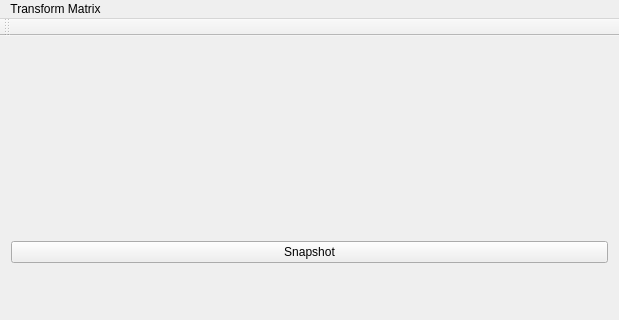
The window that mainwindow.ui (H017/3d_mapper) describes before a commit, drawn with Qt 5; both pictures show x 0 to 619 and y 0 to 320 of the 619 by 490 pixel window.
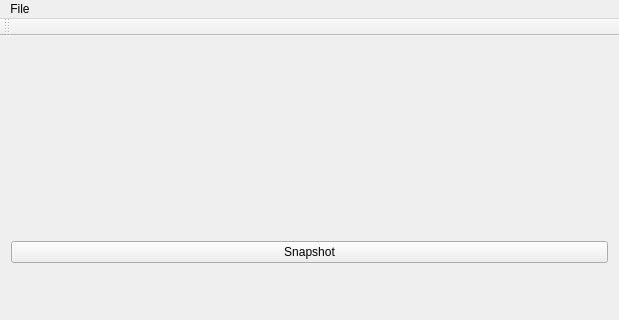
The same window after the commit.

Diff of the .ui file:
```diff
--- a/mainwindow.ui
+++ b/mainwindow.ui
@@ -38,7 +38,7 @@
    </property>
    <widget class="QMenu" name="menuTransform_Matrix">
     <property name="title">
-     <string>Transform Matrix</string>
+     <string>File</string>
     </property>
     <addaction name="actionShow_Dialog"/>
    </widget>
```
Left out of the diff: 20 changed lines with no effect on the pictures.
